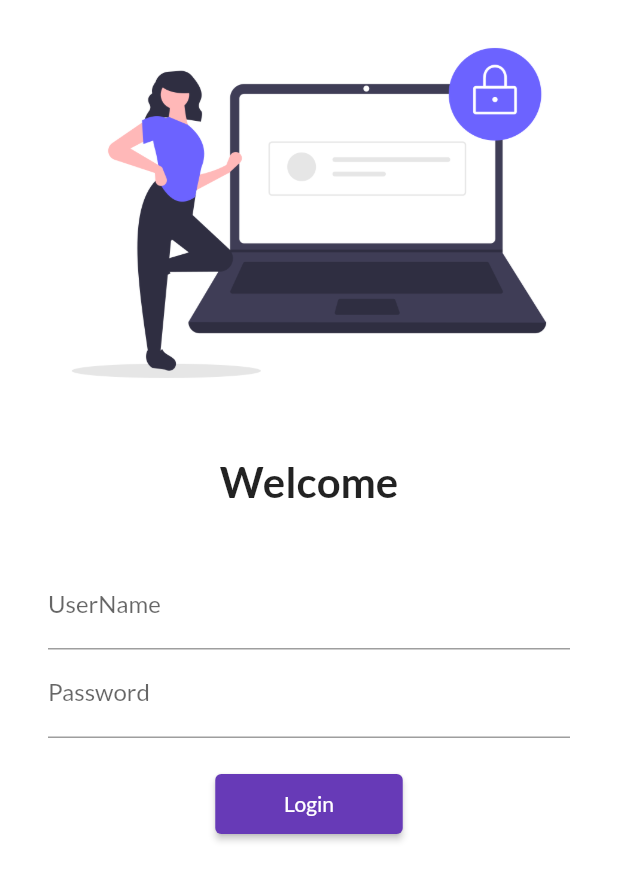
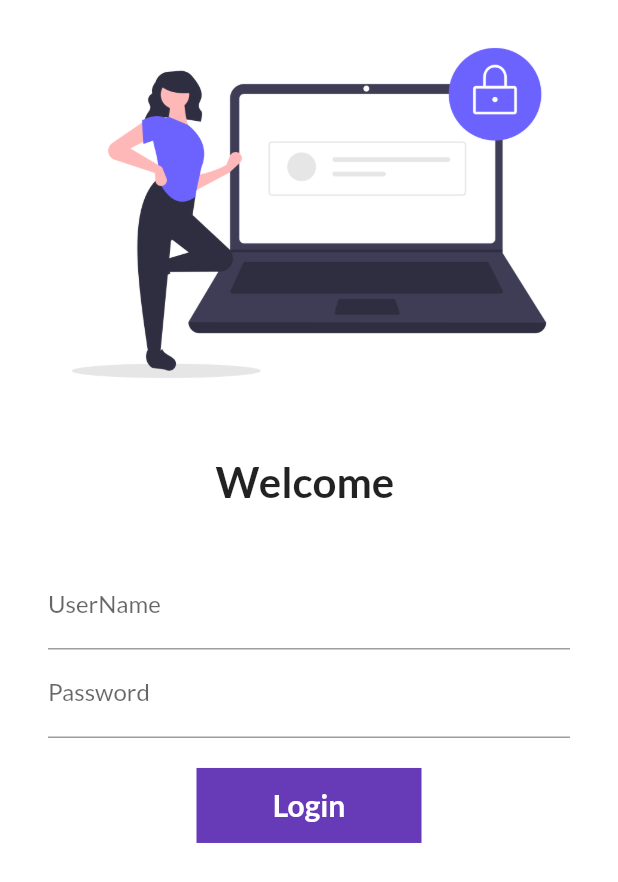
Before and after one commit to Harsha-7975/30daysofflutter, a Flutter app: the screen it shows after launch, on a phone screen of 412 x 824 dp. Shown: the top 882 px of the screen. Run offline on Flutter 3.47's test engine with Material 2 defaults, Android fonts, the phone set to English and light mode, and no system bars; our stand-ins replace google_fonts.

Commit message:
day 6 completed

```diff
--- a/lib/pages/login_page.dart
+++ b/lib/pages/login_page.dart
@@ -1,10 +1,23 @@
 import 'package:flutter/material.dart';
 import 'package:flutter_application_1/utils/routes.dart';
 
-class LoginPage extends StatelessWidget {
+//things done
+// changedd the login page to statefulwidget
+// put the animated container
+// converted it into circular
+// after pressing using a simple bool
+
+class LoginPage extends StatefulWidget {
   const LoginPage({super.key});
 
+  @override
+  State<LoginPage> createState() => _LoginPageState();
+}
 
+class _LoginPageState extends State<LoginPage> {
+
+  String name = "";
+  bool changeButton = false;
   @override
   Widget build(BuildContext context) {
     return Material(
@@ -18,7 +31,7 @@ class LoginPage extends StatelessWidget {
               height: 20.0,
             ),
 
-            Text("Welcome",style: TextStyle(fontSize: 28,fontWeight: FontWeight.bold),),
+            Text("Welcome $name",style: TextStyle(fontSize: 28,fontWeight: FontWeight.bold),),
 
             SizedBox(
               height: 20.0,
@@ -34,6 +47,16 @@ class LoginPage extends StatelessWidget {
                     hintText: "Enter UserName",
                     labelText: "UserName",
                   ),
+
+                  //to get the call back
+
+                  onChanged: (value){
+                    name = value;
+                    // only use in stateful
+                    setState(() {
+
+                    });
+                  },
                 ),
 
                 TextFormField(
@@ -42,15 +65,67 @@ class LoginPage extends StatelessWidget {
                     hintText: "Enter Password",
                     labelText: "Password",
                   ),
+
+
+
                 ),
 
                 SizedBox(
                   height: 20.0,
                 ),
 
-                ElevatedButton(onPressed: (){
-                  Navigator.pushNamed(context, MyRoutes.homeRoute);
-                }, child: Text("Login"),style: TextButton.styleFrom(minimumSize: Size(125, 40)))
+                InkWell(
+                  // onTap: (){Navigator.pushNamed(context, MyRoutes.homeRoute);},
+                  onTap: ()async{setState(() {
+                    changeButton = true;
+                  });
+
+                  await Future.delayed(Duration(seconds: 1));
+                  Navigator.pushNamed(context,MyRoutes.homeRoute);
+
+                  },
+
+                  //after 1 sec it shld to homepage
+
+                  child: AnimatedContainer(
+                    duration: Duration(seconds: 1),
+                    width: changeButton? 50:150,// for animation otherwise it was normal 6
+
+                    height: 50,
+                    //color: Colors.deepPurple, //if decoration is there so it is present there
+                    alignment: Alignment.center,
+                    child:changeButton
+                    ?Icon(Icons.done,color: Colors.white,)
+                    :Text("Login",
+                    style: TextStyle(
+                      color:Colors.white,
+                      fontWeight: FontWeight.bold,
+                      fontSize: 20
+                    ),),
+                    decoration: BoxDecoration(
+                      color: Colors.deepPurple,
+                      // borderRadius: BorderRadius.circular(6)
+                      shape: changeButton
+                      ?BoxShape.circle
+                      :BoxShape.rectangle,
+                    ),
+                  ),
+                )
+
+                // and for this container to make it clickable we have too wrap with inkwell
+
+                // to animate the container
+
+
+
+
+
+
+
+
+                // ElevatedButton(onPressed: (){
+                //   Navigator.pushNamed(context, MyRoutes.homeRoute);
+                // }, child: Text("Login"),style: TextButton.styleFrom(minimumSize: Size(125, 40)))
 
                 ],
               ),
```
